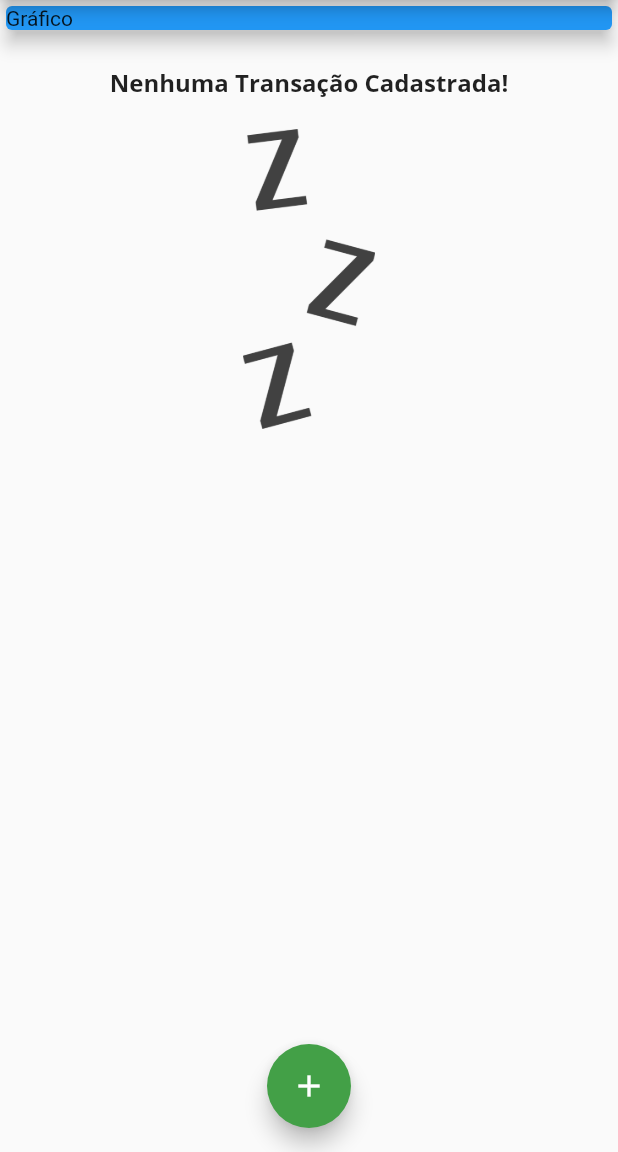
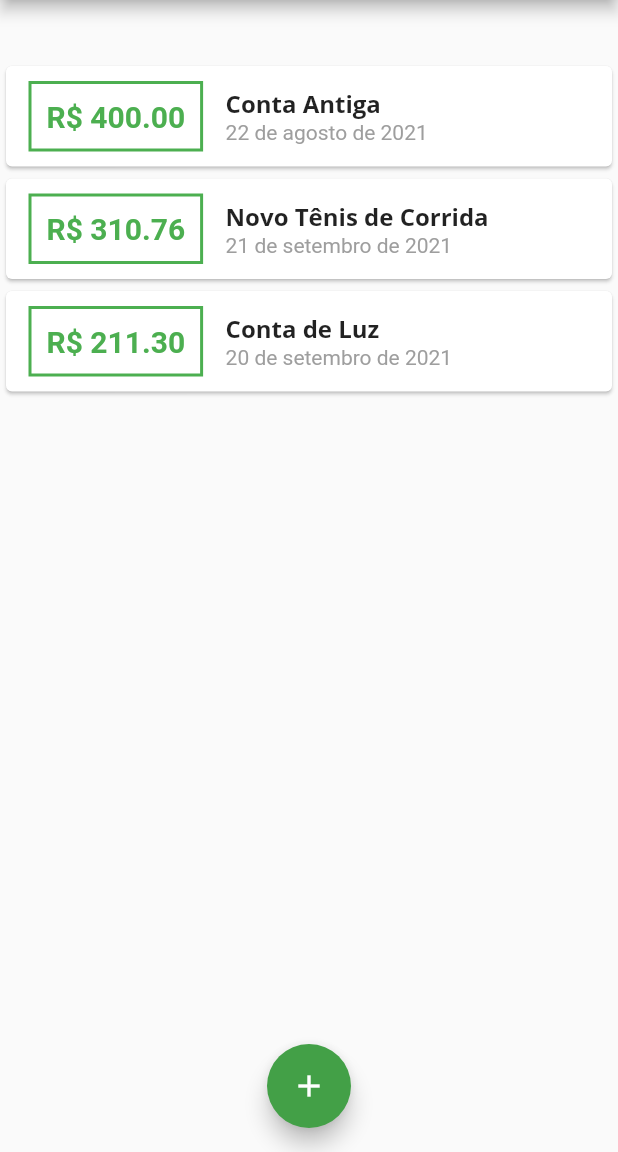
Before and after one commit to Bernardo-Junior/ExpenseApp, a Flutter app: the screen it shows after launch, on a phone screen of 412 x 824 dp, the part 84-1236 px from its top. Run offline on Flutter 3.47's test engine with Material 2 defaults, Android fonts, the phone set to English and light mode, and no system bars.

Commit message:
feat: iniciando lógica para gerar os dias no gráfico das despesas

```diff
--- /dev/null
+++ b/lib/components/chart.dart
@@ -0,0 +1,49 @@
+import 'package:expenses/models/transaction.dart';
+import 'package:flutter/material.dart';
+import '../models/transaction.dart';
+import 'package:intl/intl.dart';
+
+class Chart extends StatelessWidget {
+  final List<Transaction> recentTransaction;
+
+  Chart(this.recentTransaction);
+
+  List<Map<String, Object>> get groupedTransactions {
+    return List.generate(7, (index) {
+      final weekDay = DateTime.now().subtract(
+        Duration(days: index),
+      );
+
+      double totalSum = 0.0;
+
+      for (var i = 0; i < recentTransaction.length; i++) {
+        bool sameDay = recentTransaction[i].date.day == weekDay.day;
+        bool sameMounth = recentTransaction[i].date.month == weekDay.month;
+        bool sameYear = recentTransaction[i].date.year == weekDay.year;
+
+        if (sameDay && sameMounth && sameYear) {
+          totalSum += recentTransaction[i].value;
+        }
+      }
+      print(DateFormat.E('pt_Br').format(weekDay)[0].toUpperCase());
+      print(totalSum);
+
+      return {
+        'day': DateFormat.E('pt_Br').format(weekDay)[0],
+        'value': totalSum,
+      };
+    });
+  }
+
+  @override
+  Widget build(BuildContext context) {
+    groupedTransactions;
+    return Card(
+      elevation: 6,
+      margin: const EdgeInsets.all(20),
+      child: Row(
+        children: [],
+      ),
+    );
+  }
+}
--- a/lib/main.dart
+++ b/lib/main.dart
@@ -1,3 +1,4 @@
+import 'components/chart.dart';
 import 'package:expenses/models/transaction.dart';
 import 'package:flutter/material.dart';
 import 'package:flutter_localizations/flutter_localizations.dart';
@@ -50,19 +51,35 @@ class MyHomePage extends StatefulWidget {
 
 class _MyHomePageState extends State<MyHomePage> {
   final List<Transaction> _transactions = [
-    // Transaction(
-    //   id: 't1',
-    //   title: 'Novo Tênis de Corrida',
-    //   value: 310.76,
-    //   date: DateTime.now(),
-    // ),
-    // Transaction(
-    //   id: 't2',
-    //   title: 'Conta de Luz',
-    //   value: 211.30,
-    //   date: DateTime.now(),
-    // ),
+    Transaction(
+      id: 't0',
+      title: 'Conta Antiga',
+      value: 400.00,
+      date: DateTime.now().subtract(const Duration(days: 33)),
+    ),
+    Transaction(
+      id: 't1',
+      title: 'Novo Tênis de Corrida',
+      value: 310.76,
+      date: DateTime.now().subtract(const Duration(days: 3)),
+    ),
+    Transaction(
+      id: 't2',
+      title: 'Conta de Luz',
+      value: 211.30,
+      date: DateTime.now().subtract(const Duration(days: 4)),
+    ),
   ];
+
+  List<Transaction> get _recentTransactions {
+    return _transactions.where((tr) {
+      return tr.date.isAfter(
+        DateTime.now().subtract(
+          const Duration(days: 7),
+        ),
+      );
+    }).toList();
+  }
 
   void _addTransaction(String title, double value) {
     final newTransaction = Transaction(
@@ -108,14 +125,7 @@ class _MyHomePageState extends State<MyHomePage> {
         child: Column(
           crossAxisAlignment: CrossAxisAlignment.stretch,
           children: [
-            Container(
-              width: double.infinity,
-              child: const Card(
-                color: Colors.blue,
-                child: Text('Gráfico'),
-                elevation: 5,
-              ),
-            ),
+            Chart(_recentTransactions),
             TransactionList(_transactions),
           ],
         ),
```
